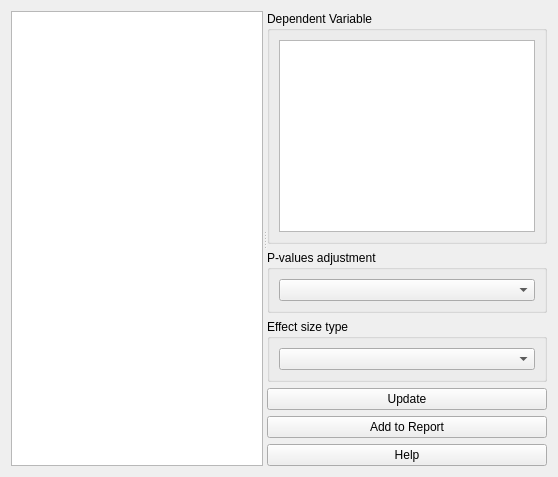
The window that tse_analytics/views/analysis/rm_anova/rm_anova_widget.ui (TSE-Systems/tse-analytics) describes before a commit, drawn with Qt 5.
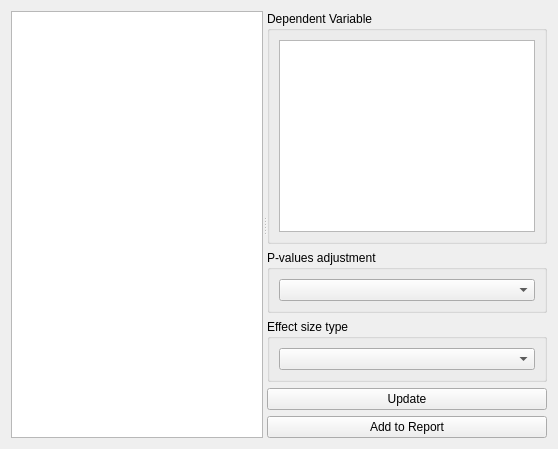
The same window after the commit. Icons and pictures are not drawn. Custom widgets are drawn as their Qt base class.

The edit to the form file:
```diff
--- a/tse_analytics/views/analysis/rm_anova/rm_anova_widget.ui
+++ b/tse_analytics/views/analysis/rm_anova/rm_anova_widget.ui
@@ -84,17 +84,6 @@
          </property>
         </widget>
        </item>
-       <item>
-        <widget class="QPushButton" name="pushButtonHelp">
-         <property name="text">
-          <string>Help</string>
-         </property>
-         <property name="icon">
-          <iconset resource="../../../../resources/resources.qrc">
-           <normaloff>:/icons/icons8-help-16.png</normaloff>:/icons/icons8-help-16.png</iconset>
-         </property>
-        </widget>
-       </item>
       </layout>
      </widget>
     </widget>
```
